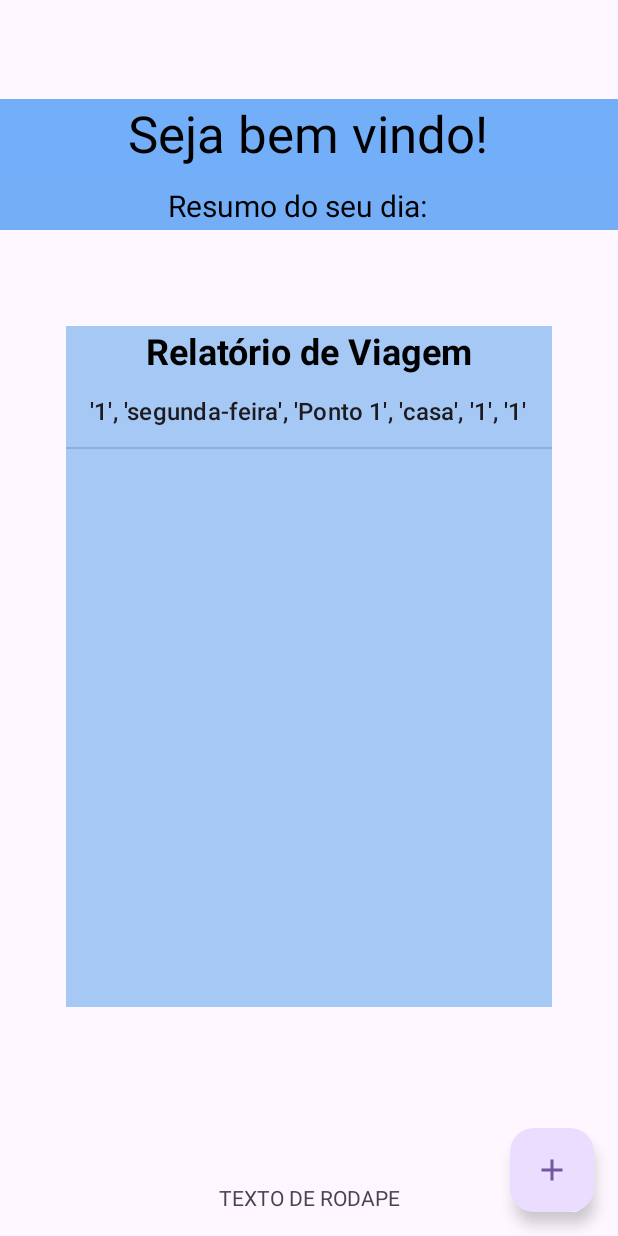
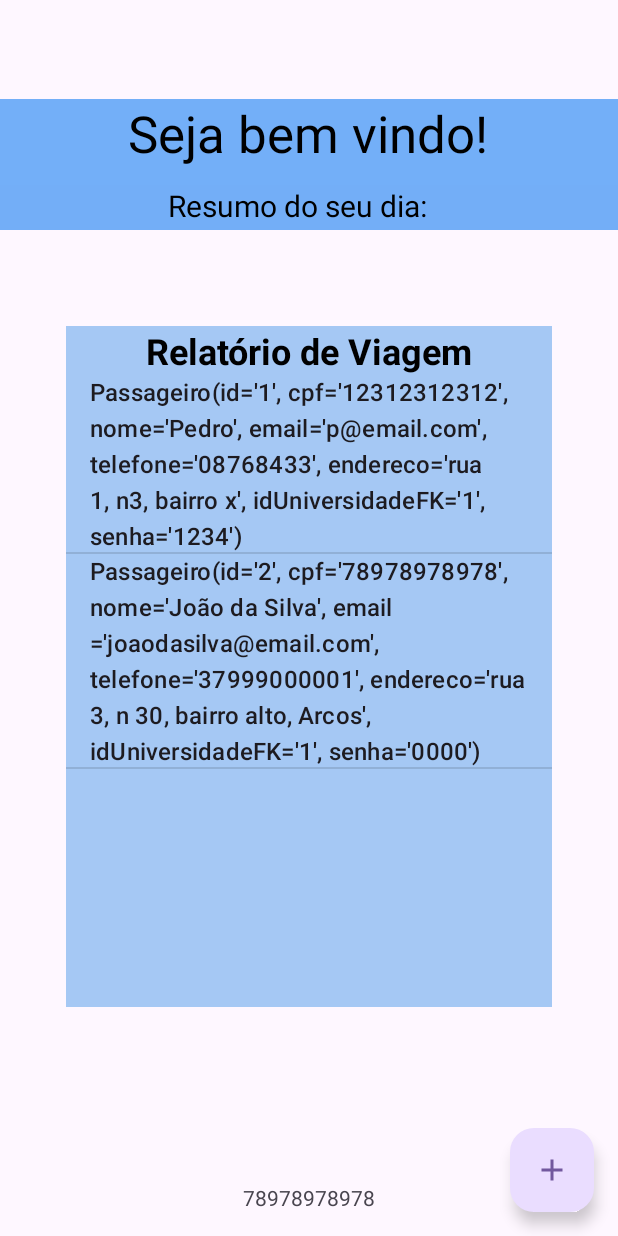
Before and after one commit to MariaLaura17/AppTransporte, an Android app: the screen it shows after launch (PrincipalActivity), after a tap on "Entrar", on a phone screen of 412 x 824 dp. Run offline under Robolectric (Android 15) with nearby library versions, the phone set to English and light mode, and no system bars.

```diff
--- a/app/src/main/java/com/example/apptransporte/LoginActivity.kt
+++ b/app/src/main/java/com/example/apptransporte/LoginActivity.kt
@@ -27,24 +27,22 @@ class LoginActivity : AppCompatActivity() {
             v.setPadding(systemBars.left, systemBars.top, systemBars.right, systemBars.bottom)
             insets
         }
-
+        conectaDatabase()
         abrirPrincipalActivity()
-    }
-
-    override fun onResume() {
-        super.onResume()
-        // Cria o objeto Database e a conexão aqui
-        db = Database(this)
-        conexao = db.writableDatabase
-
-        // Inicia o PersistenciaSQL
-        persistencia = PersistenciaSQL(conexao)
     }
 
     private fun abrirPrincipalActivity() {
         binding.buttonLogin.setOnClickListener {
+            val seleciona = persistencia.selectPassageiro()
+            val cpf: String=seleciona.get(0).cpf
             startActivity(Intent(this, PrincipalActivity::class.java))
             finish()
         }
     }
+
+    private fun conectaDatabase() {
+        db = Database(this)
+        conexao = db.writableDatabase // Use writableDatabase para inserir dados
+        persistencia = PersistenciaSQL(conexao)
+    }
 }
--- a/app/src/main/java/com/example/apptransporte/PrincipalActivity.kt
+++ b/app/src/main/java/com/example/apptransporte/PrincipalActivity.kt
@@ -31,30 +31,28 @@ class PrincipalActivity : AppCompatActivity() {
         abrirCadastrarReservaActivity()
 
         try {
-            db = Database(this)
-            conexao = db.writableDatabase // Use writableDatabase para inserir dados
-            persistencia = PersistenciaSQL(conexao)
+            conectaDatabase()
 
-            // Recupera os dados
-            val seleciona = persistencia.selectReserva()
+            //aqui se tem que recuperar cpf
+            val seleciona = persistencia.selectPassageiro()
+            val cpf: String=seleciona.get(1).cpf
+            binding.textViewRodape.text=cpf
 
             // Cria um ArrayAdapter para o ListView
             val adapter = ArrayAdapter(this, android.R.layout.simple_list_item_activated_1, seleciona)
 
             // Define o ArrayAdapter como adaptador do ListView
             binding.listviewprincipalpassageiro.adapter = adapter
-
-            // Exibe o dado    no rodapé
-            if (seleciona.isNotEmpty()) {
-                //binding.textViewRodape.text = seleciona[0].toString() // Exibe o primeiro da lista
-            } else {
-                binding.textViewRodape.text = "Erro"
-            }
-
         } catch (e: Exception) {
             // Trata erros de acesso ao banco de dados
             binding.textViewRodape.text = "Erro ao conectar ao banco de dados"
         }
+    }
+
+    private fun conectaDatabase() {
+        db = Database(this)
+        conexao = db.writableDatabase // Use writableDatabase para inserir dados
+        persistencia = PersistenciaSQL(conexao)
     }
 
     private fun abrirCadastrarReservaActivity() {
--- a/app/src/main/java/com/example/apptransporte/database/Database.java
+++ b/app/src/main/java/com/example/apptransporte/database/Database.java
@@ -45,7 +45,8 @@ public class Database extends SQLiteOpenHelper {
         scriptSQL.append("telefonePassageiro VARCHAR (18) NOT NULL, ");
         scriptSQL.append("enderecoPassageiro VARCHAR (100) NOT NULL, ");
         scriptSQL.append("idUniversidadeFk INTEGER NOT NULL, ");
-        scriptSQL.append("senhaPassageiro VARCHAR (64) NOT NULL ");
+        scriptSQL.append("senhaPassageiro VARCHAR (64) NOT NULL, ");
+        scriptSQL.append("FOREIGN KEY (idUniversidadeFK) REFERENCES Universidade(idUniversidade) ");
         scriptSQL.append(") ");
         return scriptSQL.toString();
     }
@@ -68,20 +69,8 @@ public class Database extends SQLiteOpenHelper {
 
     // Método para inserir dados de teste na tabela Universidade
     private void insereDadosTeste(SQLiteDatabase db) {
-        //inserção de passageiro
+        // Insere a primeira universidade
         ContentValues valores = new ContentValues();
-        valores.put("cpfPassageiro", "123");
-        valores.put("nomePassageiro", "Pedro");
-        valores.put("emailPassageiro", "p@email.com");
-        valores.put("telefonePassageiro", "08768433");
-        valores.put("enderecoPassageiro", "rua 1, n3, bairro x");
-        valores.put("idUniversidadeFk", 1);
-        valores.put("senhaPassageiro", "34f8senha");
-        db.insert("Passageiro", null, valores);
-
-
-        // Insere a primeira universidade
-        valores = new ContentValues();
         valores.put("nomeUniversidade", "Universidade Federal do Rio Grande do Sul");
         db.insert("Universidade", null, valores);
 
@@ -89,6 +78,28 @@ public class Database extends SQLiteOpenHelper {
         valores = new ContentValues();
         valores.put("nomeUniversidade", "Universidade de São Paulo");
         db.insert("Universidade", null, valores);
+
+
+        //inserção de passageiro
+        valores = new ContentValues();
+        valores.put("cpfPassageiro", "12312312312");
+        valores.put("nomePassageiro", "Pedro");
+        valores.put("emailPassageiro", "p@email.com");
+        valores.put("telefonePassageiro", "08768433");
+        valores.put("enderecoPassageiro", "rua 1, n3, bairro x");
+        valores.put("idUniversidadeFk", 1);
+        valores.put("senhaPassageiro", "1234");
+        db.insert("Passageiro", null, valores);
+
+        valores = new ContentValues();
+        valores.put("cpfPassageiro", "78978978978");
+        valores.put("nomePassageiro", "João da Silva");
+        valores.put("emailPassageiro", "joaodasilva@email.com");
+        valores.put("telefonePassageiro", "37999000001");
+        valores.put("enderecoPassageiro", "rua 3, n 30, bairro alto, Arcos");
+        valores.put("idUniversidadeFk", 1);
+        valores.put("senhaPassageiro", "0000");
+        db.insert("Passageiro", null, valores);
 
         //Inserção de Reserva
         valores = new ContentValues();
--- a/app/src/main/java/com/example/apptransporte/model/Passageiro.kt
+++ b/app/src/main/java/com/example/apptransporte/model/Passageiro.kt
@@ -9,6 +9,9 @@ class Passageiro(
     val endereco: String="",
     val idUniversidadeFK: Int=0,
     val senha: String="") {
+
+
+
     override fun toString():String{
         return "Passageiro(id='$id', cpf='$cpf', nome='$nome', email='$email', telefone='$telefone', endereco='$endereco', idUniversidadeFK='$idUniversidadeFK', senha='$senha')"
     }
--- a/app/src/main/java/com/example/apptransporte/model/Reserva.kt
+++ b/app/src/main/java/com/example/apptransporte/model/Reserva.kt
@@ -9,6 +9,6 @@ class Reserva (
     val idUniversidadeFK: Int=0){
 
     override fun toString(): String{
-        return "'$idReserva', '$dataReserva', '$embarqueReserva', '$desembarqueReserva', '$idPassageiroFK', '$idUniversidadeFK'"
+        return "$idReserva, $dataReserva, $embarqueReserva, $desembarqueReserva, $idPassageiroFK, $idUniversidadeFK"
     }
 }
```
Also changed, not shown: app/src/main/java/com/example/apptransporte/CadastrarReservaActivity.kt (+39 -4 lines), app/src/main/java/com/example/apptransporte/database/PersistenciaSQL.java (+11 -0 lines), 63 other files.
